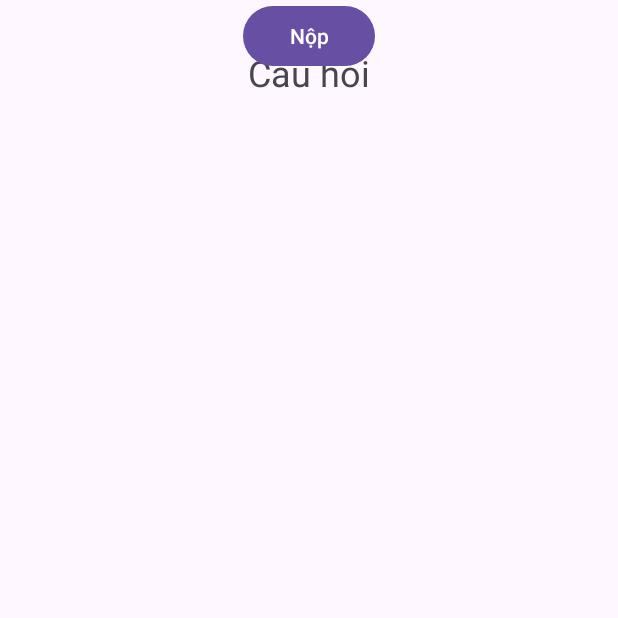
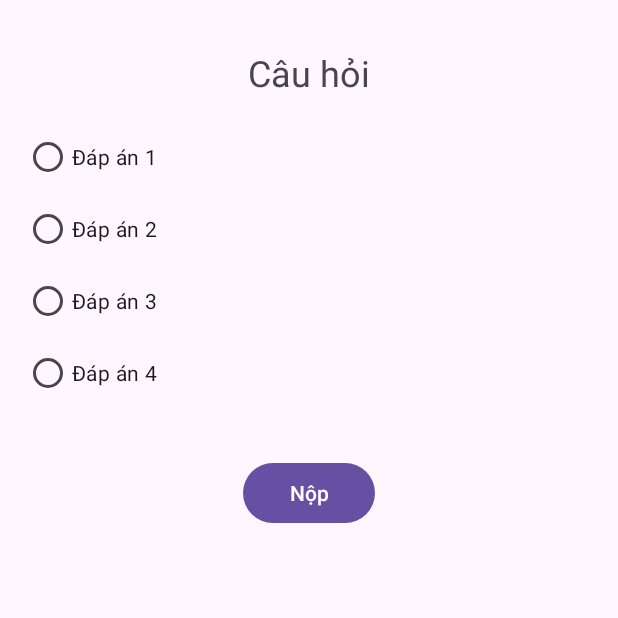
Before and after one commit to ngthanhtri/63131548-AndroidProgramming, an Android app: the screen it shows after launch (MainActivity), on a phone screen of 412 x 824 dp, the top half of it. Run offline under Robolectric (Android 15) with nearby library versions, the phone set to English and light mode, and no system bars.

Commit message:
thêm vùng chứa 4 đáp án để người chơi chọn

```diff
--- a/Cau2_AppTracNghiemLop1/app/src/main/res/layout/activity_main.xml
+++ b/Cau2_AppTracNghiemLop1/app/src/main/res/layout/activity_main.xml
@@ -19,12 +19,48 @@
         android:layout_marginStart="16dp"
         android:layout_marginEnd="16dp" />
 
+    <RadioGroup
+        android:id="@+id/rdgrcautraloi"
+        android:layout_width="0dp"
+        android:layout_height="wrap_content"
+        app:layout_constraintStart_toStartOf="parent"
+        app:layout_constraintEnd_toEndOf="parent"
+        app:layout_constraintTop_toBottomOf="@+id/TVcauhoi"
+        android:layout_marginTop="16dp"
+        android:layout_marginStart="16dp"
+        android:layout_marginEnd="16dp">
+
+        <RadioButton
+            android:id="@+id/rdbtn1"
+            android:layout_width="wrap_content"
+            android:layout_height="wrap_content"
+            android:text="Đáp án 1" />
+
+        <RadioButton
+            android:id="@+id/rdbtn2"
+            android:layout_width="wrap_content"
+            android:layout_height="wrap_content"
+            android:text="Đáp án 2" />
+
+        <RadioButton
+            android:id="@+id/rdbtn3"
+            android:layout_width="wrap_content"
+            android:layout_height="wrap_content"
+            android:text="Đáp án 3" />
+
+        <RadioButton
+            android:id="@+id/rdbtn4"
+            android:layout_width="wrap_content"
+            android:layout_height="wrap_content"
+            android:text="Đáp án 4" />
+    </RadioGroup>
 
     <Button
         android:id="@+id/btnnop"
         android:layout_width="wrap_content"
         android:layout_height="wrap_content"
         android:text="Nộp"
+        app:layout_constraintTop_toBottomOf="@+id/rdgrcautraloi"
         app:layout_constraintStart_toStartOf="parent"
         app:layout_constraintEnd_toEndOf="parent"
         android:layout_marginTop="32dp"
```
